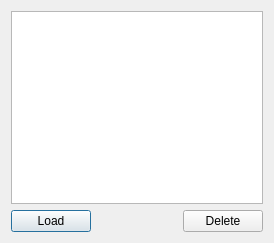
This is chartisto/load.ui in antonbutanaev/chartisto as Qt 5 draws it before an edit. The edited form follows.
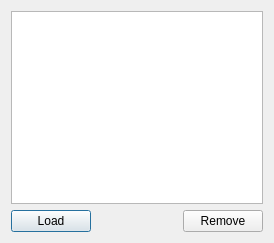
This is the edited form.

Diff of the .ui file:
```diff
--- a/chartisto/load.ui
+++ b/chartisto/load.ui
@@ -42,7 +42,7 @@
      <item>
       <widget class="QPushButton" name="deleteButton">
        <property name="text">
-        <string>Delete</string>
+        <string>Remove</string>
        </property>
       </widget>
      </item>
```
Left out of the diff: 2 changed lines with no effect on the pictures.
